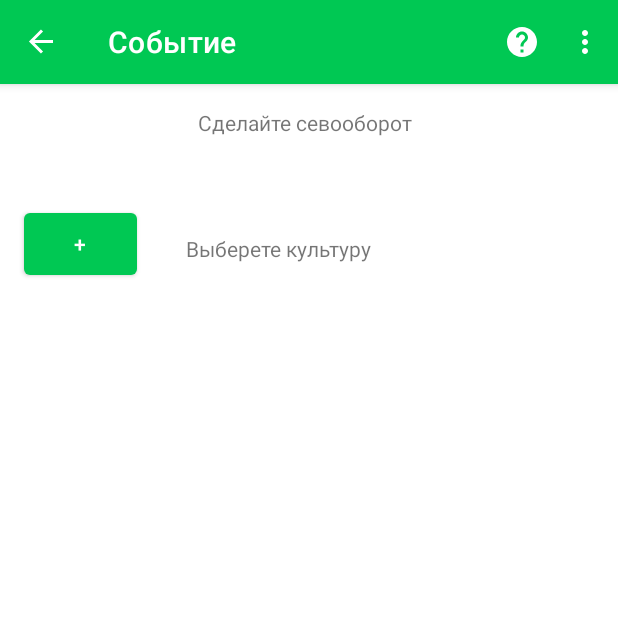
After one commit to prolapsed-kneecap/AgayUniversity, an Android app: the SevoobFragment screen opened through its navigation route, on a phone screen of 412 x 824 dp, the top half of it. The commit adds this screen. Run offline under Robolectric (Android 15) with nearby library versions, the phone set to English and light mode, and no system bars; our stand-ins replace navigation-ui; network calls fail.

Commit message:
переделал eventfrag под севооборот

```diff
--- a/app/src/main/java/com/polich/kneecap/data/Plants.kt
+++ b/app/src/main/java/com/polich/kneecap/data/Plants.kt
@@ -3,7 +3,7 @@ package com.polich.kneecap.data
 import com.polich.kneecap.Harvesters
 
 object Plants {
-    val plants = arrayOf("Рожь", "Овёс", "Пшеница", "Гречиха", "Просо")
+    val plants = arrayOf("Рожь", "Овёс", "Пшеница", "Гречиха", "Просо","Подсолнечник","Горох","Картофель","Кукуруза","Ячмень")
 
     var isPlanted = false
     var isCanHarvest = false
--- /dev/null
+++ b/app/src/main/java/com/polich/kneecap/fragment/SevoobFragment.kt
@@ -0,0 +1,84 @@
+package com.polich.kneecap.fragment
+
+import android.app.AlertDialog
+import android.app.Dialog
+import android.os.Bundle
+import android.util.Log
+import android.view.LayoutInflater
+import android.view.View
+import android.view.ViewGroup
+import android.widget.Button
+import android.widget.TextView
+import android.widget.Toast
+
+import androidx.fragment.app.Fragment
+
+import com.polich.kneecap.*
+import com.polich.kneecap.data.Plants.cultures
+import com.polich.kneecap.data.Plants.plants
+
+
+class SevoobFragment : Fragment() {
+//    var current_level= mutableListOf<Event>()
+//    var current_level_left = current_level
+//    var current_good_answer = mutableSetOf<MethodsStruggle>()
+//    var current_bad_answer = mutableSetOf<MethodsStruggle>()
+val selectedItems = ArrayList<Int>()
+var textsev = "Выберете культуру"
+    override fun onCreate(savedInstanceState: Bundle?) {
+        super.onCreate(savedInstanceState)
+
+
+
+
+        }
+
+
+    override fun onCreateView(
+        inflater: LayoutInflater,
+        container: ViewGroup?,
+        savedInstanceState: Bundle?
+    ): View? {
+        val view = inflater.inflate(R.layout.fragment_sevoob, container, false)
+        val sevoobselect : TextView = view.findViewById(R.id.text_select_sevoob)
+        val btnsevo1 : Button = view.findViewById(R.id.button)
+
+btnsevo1.setOnClickListener(){
+    onCreateDialog().show()
+    btnsevo1.isClickable = false
+}
+
+//            sevoobselect.text = selectedItems.toString()
+
+
+        return view
+    }
+
+
+
+    fun onCreateDialog(): Dialog {
+        return activity?.let {
+
+
+             // Where we track the selected items
+            val builder = AlertDialog.Builder(it)
+            builder.setTitle("Выберите культуру")
+                .setSingleChoiceItems(plants, -1
+                ) { dialog, item ->
+                    selectedItems.add(item)
+
+                }
+                .setPositiveButton("OK"
+                ) { dialog, id ->
+                    // User clicked OK, so save the selectedItems results somewhere
+                    // or return them to the component that opened the dialog
+
+                }
+                .setNegativeButton("Отмена") {
+                        dialog, id ->
+                }
+
+            builder.create()
+        } ?: throw IllegalStateException("Activity cannot be null")
+    }
+}
--- /dev/null
+++ b/app/src/main/res/layout/fragment_sevoob.xml
@@ -0,0 +1,47 @@
+<?xml version="1.0" encoding="utf-8"?>
+<androidx.constraintlayout.widget.ConstraintLayout xmlns:android="http://schemas.android.com/apk/res/android"
+    xmlns:app="http://schemas.android.com/apk/res-auto"
+    xmlns:tools="http://schemas.android.com/tools"
+    android:layout_width="match_parent"
+    android:layout_height="match_parent"
+    tools:context=".fragment.ResultFragment">
+
+
+    <TextView
+        android:id="@+id/textview_sevoob"
+        android:layout_width="wrap_content"
+        android:layout_height="wrap_content"
+        android:layout_marginStart="132dp"
+        android:layout_marginLeft="132dp"
+        android:layout_marginTop="16dp"
+        android:scaleX="1"
+        android:text="Сделайте севооборот"
+        app:layout_constraintStart_toStartOf="parent"
+        app:layout_constraintTop_toTopOf="parent" />
+
+    <TextView
+        android:id="@+id/text_select_sevoob"
+        android:layout_width="wrap_content"
+        android:layout_height="wrap_content"
+        android:layout_marginStart="124dp"
+        android:layout_marginLeft="124dp"
+        android:layout_marginTop="100dp"
+        android:text="Выберете культуру"
+        app:layout_constraintStart_toStartOf="parent"
+        app:layout_constraintTop_toTopOf="parent" />
+
+    <Button
+        android:id="@+id/button"
+        android:layout_width="75dp"
+        android:layout_height="53dp"
+        android:layout_marginStart="16dp"
+        android:layout_marginLeft="16dp"
+        android:layout_marginTop="80dp"
+        android:text="+"
+        app:layout_constraintStart_toStartOf="parent"
+        app:layout_constraintTop_toTopOf="parent" />
+
+
+
+
+</androidx.constraintlayout.widget.ConstraintLayout>
--- a/app/src/main/res/navigation/mobile_navigate.xml
+++ b/app/src/main/res/navigation/mobile_navigate.xml
@@ -32,9 +32,9 @@
     </fragment>
     <fragment
         android:id="@+id/eventFragment"
-        android:name="com.polich.kneecap.fragment.EventFragment"
+        android:name="com.polich.kneecap.fragment.SevoobFragment"
         android:label="@string/event_fragment"
-        tools:layout="@layout/fragment_event" >
+        tools:layout="@layout/fragment_sevoob" >
         <action
             android:id="@+id/action_eventFragment_to_gameFragment"
             app:destination="@id/gameFragment" />
```
Also changed, not shown: app/src/main/java/com/polich/kneecap/fragment/EventFragment.kt (deleted, +0 -146 lines), app/src/main/java/com/polich/kneecap/fragment/GameFragment.kt (+5 -4 lines), app/src/main/res/layout/fragment_event.xml (deleted, +0 -117 lines).
